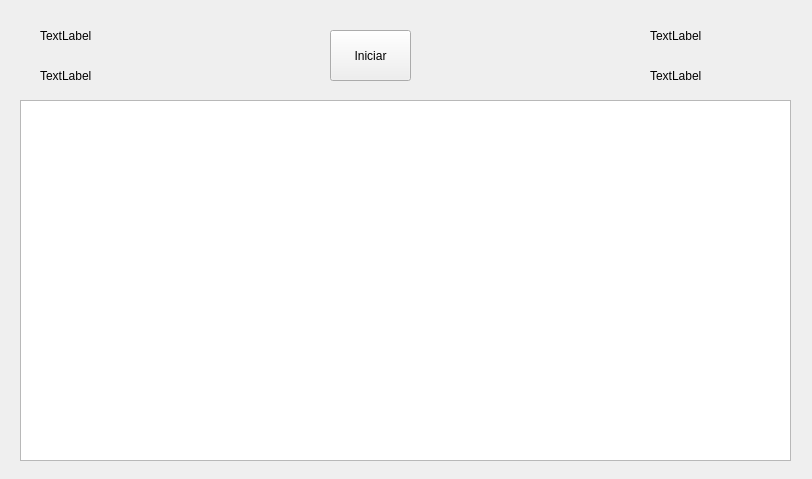
First picture: the form in Invasores Glacticos/Proyecto_final/panel.ui, repository ChavCodeSpace/2019-2Final, before the edit.
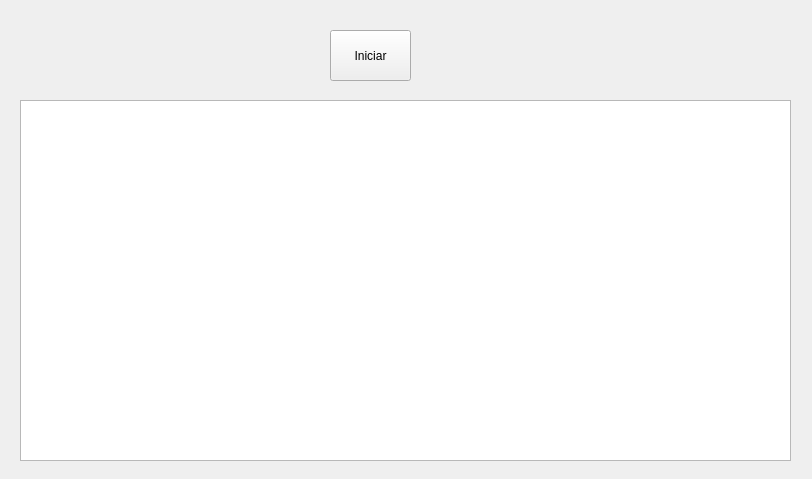
Second picture: the form after the edit.

```diff
--- a/Invasores Glacticos/Proyecto_final/panel.ui
+++ b/Invasores Glacticos/Proyecto_final/panel.ui
@@ -35,8 +35,14 @@
      <height>31</height>
     </rect>
    </property>
+   <property name="font">
+    <font>
+     <family>Snap ITC</family>
+     <pointsize>16</pointsize>
+    </font>
+   </property>
    <property name="text">
-    <string>TextLabel</string>
+    <string/>
    </property>
   </widget>
   <widget class="QLabel" name="lbl_nombre2">
@@ -48,8 +54,14 @@
      <height>31</height>
     </rect>
    </property>
+   <property name="font">
+    <font>
+     <family>Snap ITC</family>
+     <pointsize>16</pointsize>
+    </font>
+   </property>
    <property name="text">
-    <string>TextLabel</string>
+    <string/>
    </property>
   </widget>
   <widget class="QGraphicsView" name="view">
@@ -71,8 +83,14 @@
      <height>31</height>
     </rect>
    </property>
+   <property name="font">
+    <font>
+     <family>Snap ITC</family>
+     <pointsize>16</pointsize>
+    </font>
+   </property>
    <property name="text">
-    <string>TextLabel</string>
+    <string/>
    </property>
   </widget>
   <widget class="QLabel" name="lbl_vida2">
@@ -84,8 +102,14 @@
      <height>31</height>
     </rect>
    </property>
+   <property name="font">
+    <font>
+     <family>Snap ITC</family>
+     <pointsize>16</pointsize>
+    </font>
+   </property>
    <property name="text">
-    <string>TextLabel</string>
+    <string/>
    </property>
   </widget>
  </widget>
```
